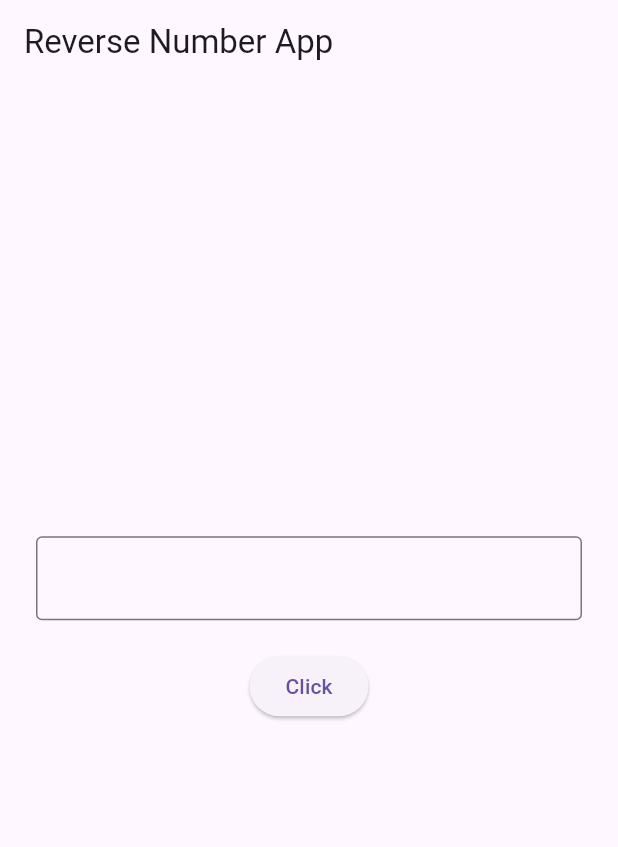
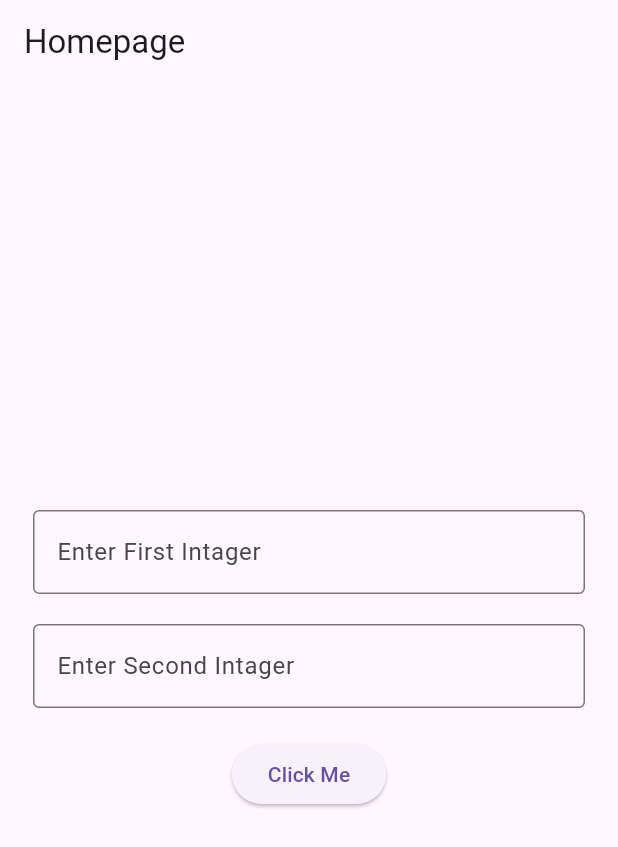
Before and after one commit to brijeshchhatrala01/flutter_ui_assignment, a Flutter app: the screen it shows after launch, on a phone screen of 412 x 824 dp. Shown: the top 847 px of the screen. Run offline on Flutter 3.47's test engine with Material 3 defaults, Android fonts, the phone set to English and light mode, and no system bars.

Commit message:
print numbers between entered two numbers

```diff
--- a/lib/main.dart
+++ b/lib/main.dart
@@ -1,6 +1,18 @@
 import 'package:flutter/material.dart';
-import 'package:flutter_ui_assignment/pages/reverse_number.dart';
+import 'package:flutter_ui_assignment/pages/homepage.dart';
 
 void main() {
   runApp(const MyApp());
 }
+
+class MyApp extends StatelessWidget {
+  const MyApp({super.key});
+
+  @override
+  Widget build(BuildContext context) {
+    return const MaterialApp(
+      debugShowCheckedModeBanner: false,
+      home: HomePage(),
+    );
+  }
+}
--- /dev/null
+++ b/lib/pages/homepage.dart
@@ -0,0 +1,78 @@
+import 'package:flutter/material.dart';
+import 'package:flutter_ui_assignment/pages/shownumber_page.dart';
+
+class HomePage extends StatefulWidget {
+  const HomePage({super.key});
+
+  @override
+  State<HomePage> createState() => _HomePageState();
+}
+
+class _HomePageState extends State<HomePage> {
+  //declare controller
+  final firstIntController = TextEditingController();
+  final secondIntController = TextEditingController();
+
+  //form global key
+  final _formKey = GlobalKey<FormState>();
+
+  String? _validator(String? val) {
+    return val!.isEmpty ? "Plaese Enter Value" : null;
+  }
+
+  @override
+  Widget build(BuildContext context) {
+    return Scaffold(
+        appBar: AppBar(
+          title: const Text("Homepage"),
+        ),
+        body: Padding(
+          padding: const EdgeInsets.all(22.0),
+          child: Form(
+              key: _formKey,
+              child: Column(
+                mainAxisAlignment: MainAxisAlignment.center,
+                children: [
+                  TextFormField(
+                    validator: _validator,
+                    keyboardType: TextInputType.number,
+                    controller: firstIntController,
+                    decoration: const InputDecoration(
+                        border: OutlineInputBorder(),
+                        hintText: "Enter First Intager"),
+                  ),
+                  const SizedBox(
+                    height: 20,
+                  ),
+                  TextFormField(
+                    validator: _validator,
+                    keyboardType: TextInputType.number,
+                    controller: secondIntController,
+                    decoration: const InputDecoration(
+                        border: OutlineInputBorder(),
+                        hintText: "Enter Second Intager"),
+                  ),
+                  const SizedBox(
+                    height: 20,
+                  ),
+                  ElevatedButton(
+                      onPressed: () {
+                        if (_formKey.currentState!.validate()) {
+                          int num1 =
+                              int.parse(firstIntController.text.toString());
+                          int num2 =
+                              int.parse(secondIntController.text.toString());
+                          Navigator.push(
+                            context,
+                            MaterialPageRoute(
+                                builder: (context) => ShowNumbers(
+                                    firstNum: num1, secondNum: num2)),
+                          );
+                        }
+                      },
+                      child: const Text('Click Me'))
+                ],
+              )),
+        ));
+  }
+}
--- a/lib/pages/reverse_number.dart
+++ /dev/null
@@ -1,83 +0,0 @@
-import 'package:flutter/material.dart';
-
-class MyApp extends StatelessWidget {
-  const MyApp({super.key});
-
-  @override
-  Widget build(BuildContext context) {
-    return const MaterialApp(
-      debugShowCheckedModeBanner: false,
-      home: ReverseApp(),
-    );
-  }
-}
-
-class ReverseApp extends StatefulWidget {
-  const ReverseApp({super.key});
-
-  @override
-  State<ReverseApp> createState() => _ReverseAppState();
-}
-
-class _ReverseAppState extends State<ReverseApp> {
-  final _numberController = TextEditingController();
-
-  bool isNull = false;
-  String result = "";
-
-  _reverseNumber() {
-    int num = int.parse(_numberController.text.toString());
-    int reverseNum = 0;
-    while (num > 0) {
-      int reminder = num % 10;
-      reverseNum = reverseNum * 10 + reminder;
-      num ~/= 10;
-    }
-    return reverseNum;
-  }
-
-  _showTextResult() {
-    isNull
-        ? result = "Not Available"
-        : result = "Reverse Number : ${_reverseNumber()}";
-  }
-
-  @override
-  Widget build(BuildContext context) {
-    return Scaffold(
-      appBar: AppBar(
-        title: const Text("Reverse Number App"),
-      ),
-      body: Padding(
-        padding: const EdgeInsets.all(24.0),
-        child: Column(
-          mainAxisAlignment: MainAxisAlignment.center,
-          children: [
-            TextField(
-              controller: _numberController,
-              decoration: InputDecoration(
-                border: const OutlineInputBorder(),
-                errorText: isNull ? "Please Enter Value" : null,
-              ),
-            ),
-            const SizedBox(
-              height: 20,
-            ),
-            ElevatedButton(
-                onPressed: () {
-                  setState(() {
-                    isNull = _numberController.text.isEmpty;
-                    _showTextResult();
-                  });
-                },
-                child: const Text("Click")),
-            const SizedBox(
-              height: 20,
-            ),
-            Text(result)
-          ],
-        ),
-      ),
-    );
-  }
-}
```
Also changed, not shown: lib/pages/flutter_screen1.dart (deleted, +0 -50 lines), lib/pages/flutter_screen2.dart (deleted, +0 -201 lines), lib/pages/shownumber_page.dart (added, +52 -0 lines).
